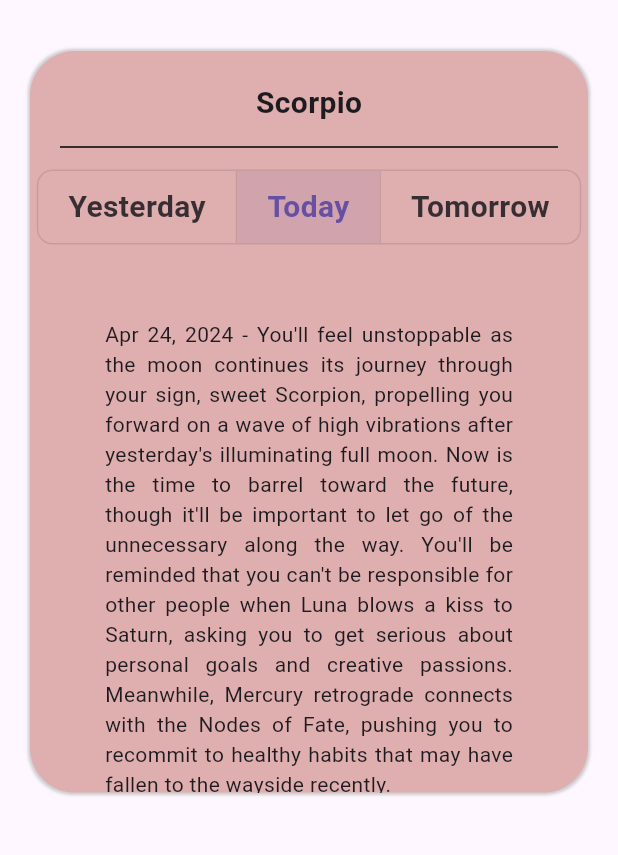
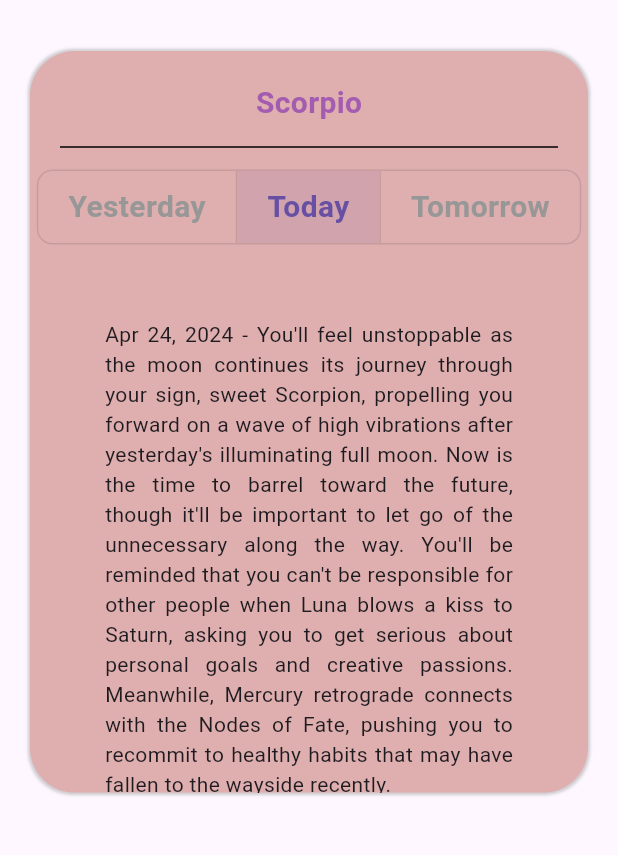
Before and after one commit to Sainigurnoor511/demo_app, a Flutter app: the screen it shows after launch, on a phone screen of 412 x 824 dp, the part 63-918 px from its top. Run offline on Flutter 3.47's test engine with Material 3 defaults, Android fonts, the phone set to English and light mode, and no system bars.

Commit message:
Added colors

```diff
--- a/lib/main.dart
+++ b/lib/main.dart
@@ -75,7 +75,8 @@ class _DateTogglePageState extends State<DateTogglePage> {
               const SizedBox(height: 20),
               const Text(
                 "Scorpio",
-                style: TextStyle(fontSize: 20, fontWeight: FontWeight.bold),
+
+                style: TextStyle(fontSize: 20, fontWeight: FontWeight.bold,color: Color.fromARGB(255, 163, 92, 175),),
               ),
               const Divider(
                 color: Colors.black,
@@ -87,6 +88,7 @@ class _DateTogglePageState extends State<DateTogglePage> {
               ToggleButtons(
                 borderRadius: BorderRadius.circular(10),
                 isSelected: List.generate(3, (index) => _selectedIndex == index),
+                color: const Color.fromARGB(255, 151, 151, 151),
                 onPressed: _onItemTapped,
                 children: const <Widget>[
                   Padding(
```
